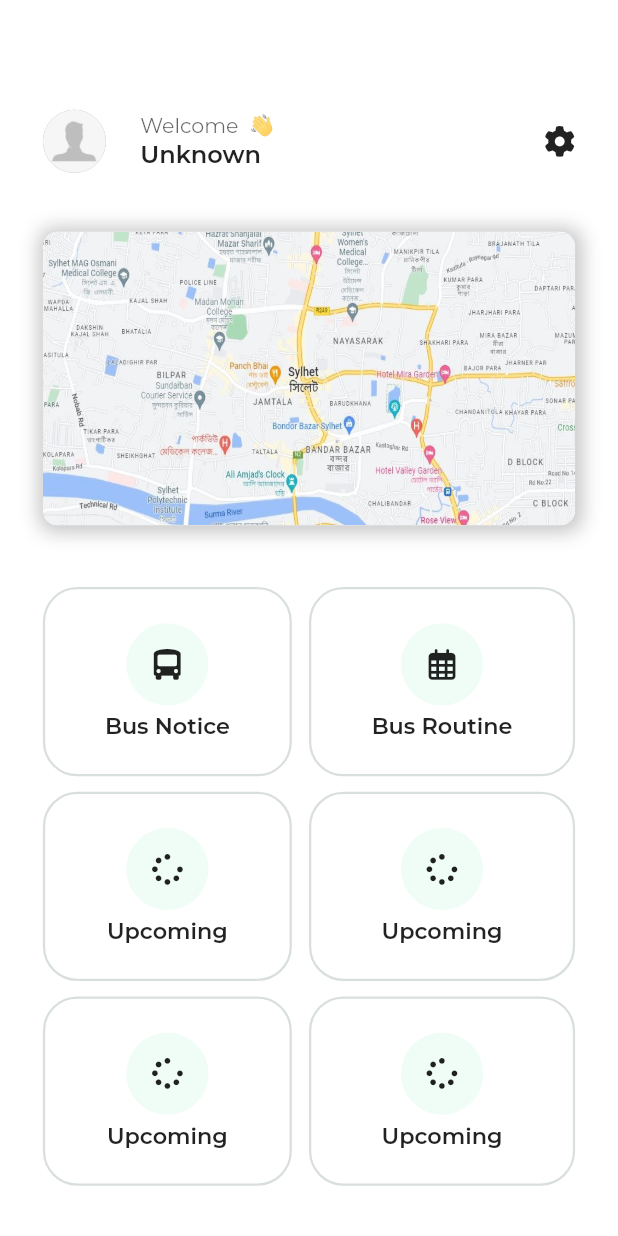
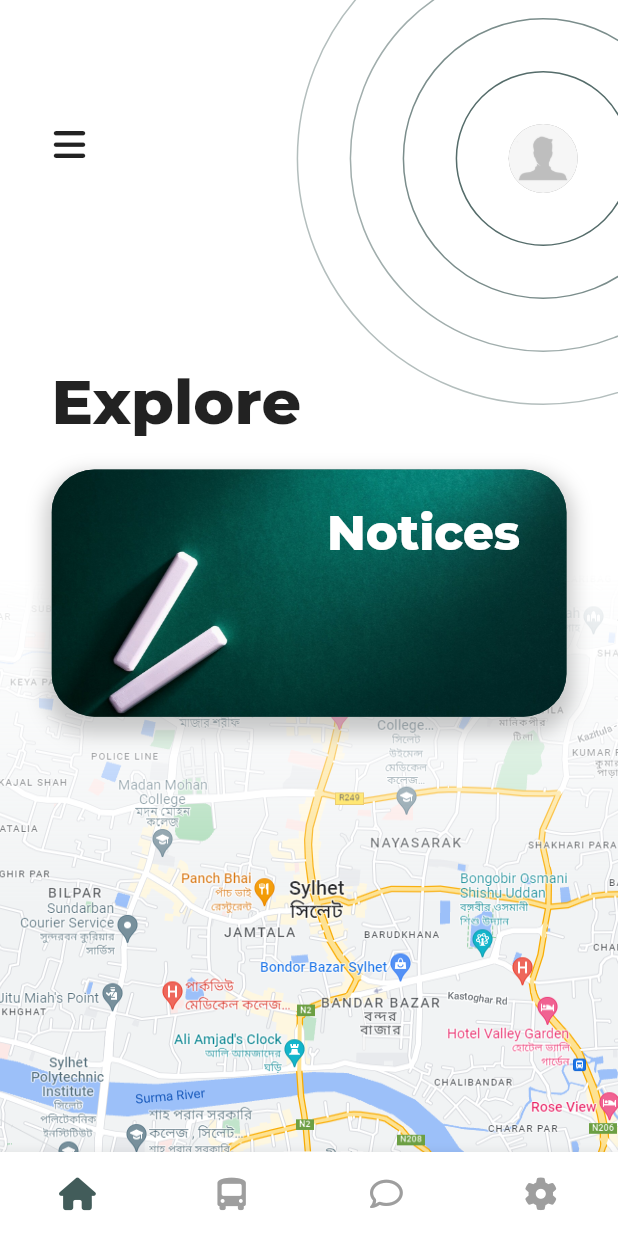
Before and after one commit to Sajid-ikram/LU-Bird, a Flutter app: the screen it shows once a user with an empty profile is signed in, on a phone screen of 412 x 824 dp. Run offline on Flutter 3.47's test engine with Material 2 defaults, Android fonts, the phone set to English and light mode, and no system bars; drawn by our look-alikes of animated_bottom_navigation_bar; our stand-ins replace cloud_firestore, firebase_auth, firebase_core, flutter_screenutil, flutter_spinkit, font_awesome_flutter and 4 more; accounts and stored records are empty.

Commit message:
design update

```diff
--- a/lib/view/home/custom_map.dart
+++ b/lib/view/home/custom_map.dart
@@ -6,9 +6,9 @@ import 'package:google_maps_flutter/google_maps_flutter.dart';
 import '../public_widgets/custom_loading.dart';
 
 class CustomMap extends StatefulWidget {
-  final String userId;
 
-  const CustomMap(this.userId, {Key? key}) : super(key: key);
+
+  const CustomMap({Key? key}) : super(key: key);
 
   @override
   State<CustomMap> createState() => _CustomMapState();
@@ -17,8 +17,6 @@ class CustomMap extends StatefulWidget {
 class _CustomMapState extends State<CustomMap> {
   final loc.Location location = loc.Location();
 
-  //late GoogleMapController _controller;
-  //bool _added = false;
 
   @override
   Widget build(BuildContext context) {
@@ -26,9 +24,7 @@ class _CustomMapState extends State<CustomMap> {
       body: StreamBuilder<QuerySnapshot>(
         stream: FirebaseFirestore.instance.collection("location").snapshots(),
         builder: (context, snapshot) {
-          /*if (_added) {
-            changeMyMap(snapshot);
-          }*/
+
 
           if (snapshot.hasError) {
             return const Center(child: Text("Something went wrong"));
@@ -62,15 +58,9 @@ class _CustomMapState extends State<CustomMap> {
                     );
                   },
                 ),
+
               ),
-              /*onMapCreated: (GoogleMapController controller) async {
-                if (!_added) {
-                  setState(() {
-                    _controller = controller;
-                    _added = true;
-                  });
-                }
-              },*/
+
             );
           }
         },
--- a/lib/view/home/home.dart
+++ b/lib/view/home/home.dart
@@ -1,9 +1,13 @@
+import 'package:animated_bottom_navigation_bar/animated_bottom_navigation_bar.dart';
 import 'package:font_awesome_flutter/font_awesome_flutter.dart';
-import 'package:lu_bird/view/home/widgets/home_map.dart';
+import 'package:lu_bird/providers/profile_provider.dart';
+import 'package:lu_bird/view/home/widgets/home_explore.dart';
 import 'package:lu_bird/view/home/widgets/home_profile.dart';
 import 'package:flutter/cupertino.dart';
 import 'package:flutter/material.dart';
 import 'package:flutter_screenutil/flutter_screenutil.dart';
+import 'package:lu_bird/view/public_widgets/app_colors.dart';
+import 'package:provider/provider.dart';
 
 import 'custom_map.dart';
 
@@ -15,93 +19,66 @@ class Home extends StatefulWidget {
 }
 
 class _HomeState extends State<Home> {
+  int _bottomNavIndex = 0;
 
   List<IconData> icons = [
+    FontAwesomeIcons.house,
     FontAwesomeIcons.busSimple,
-    FontAwesomeIcons.calendarDays,
-    FontAwesomeIcons.spinner,
-    FontAwesomeIcons.spinner,
-    FontAwesomeIcons.spinner,
-    FontAwesomeIcons.spinner,
-
-  ];
-
-  List<String> names = [
-    "Bus Notice",
-    "Bus Routine",
-    "Upcoming",
-    "Upcoming",
-    "Upcoming",
-    "Upcoming",
+    FontAwesomeIcons.comment,
+    FontAwesomeIcons.gear,
   ];
 
   @override
   Widget build(BuildContext context) {
+    var pro = Provider.of<ProfileProvider>(context, listen: false);
     return Scaffold(
-
-      body: Column(
+      resizeToAvoidBottomInset: true,
+      extendBody: true,
+      body: Stack(
         children: [
-          SizedBox(
-            height: 150.h,
-            child: homeUserInfo(context),
-          ),
-          GestureDetector(
-            onTap: () {
-              Navigator.of(context).push(MaterialPageRoute(
-                  builder: (context) => const CustomMap("user1")));
-            },
-            child: homeMap(),
-          ),
-          Expanded(
-            child: Padding(
-              padding: EdgeInsets.symmetric(horizontal: 25.w),
-              child: GridView.builder(
-                padding: EdgeInsets.only(top: 15.h),
-                gridDelegate: const SliverGridDelegateWithFixedCrossAxisCount(
-                    crossAxisCount: 2, childAspectRatio: 1.3),
-                itemCount: 6,
-                physics: const BouncingScrollPhysics(),
-                itemBuilder: (BuildContext context, int index) {
-                  return Container(
-                    margin: EdgeInsets.only(
-                      right: index % 2 == 0 ? 10.w : 0,
-                      bottom: 10.h,
-                    ),
-                    decoration: BoxDecoration(
-                        border: Border.all(
-                          width: 1.5,
-                          color:
-                              Theme.of(context).primaryColor.withOpacity(0.2),
-                        ),
-                        color: Colors.white,
-                        borderRadius: BorderRadius.circular(20.sp)),
-                    child: Center(
-                      child: Column(
-                        mainAxisAlignment: MainAxisAlignment.center,
-                        children: [
-                          Container(
-                            padding: EdgeInsets.all(15.sp),
-                            decoration: BoxDecoration(
-                              borderRadius: BorderRadius.circular(50.sp),
-                              color: Colors.greenAccent.withOpacity(0.1),
-                            ),
-                            child:  Icon(icons[index],size: 18.sp,),
-                          ),
-                          SizedBox(height: 5.h),
-                          Text(
-                            names[index],
-                            style: TextStyle(
-                                fontSize: 13.sp, fontWeight: FontWeight.w600),
-                          )
-                        ],
-                      ),
-                    ),
-                  );
+          Positioned(
+            bottom: 0,
+            child: GestureDetector(
+              onTap: () {
+                Navigator.of(context).push(
+                    MaterialPageRoute(builder: (context) => const CustomMap()));
+              },
+              child: ShaderMask(
+                shaderCallback: (rect) {
+                  return const LinearGradient(
+                    begin: Alignment.center,
+                    end: Alignment.topCenter,
+                    colors: [Colors.black, Colors.transparent],
+                  ).createShader(Rect.fromLTRB(0, 0, rect.width, rect.height));
                 },
+                blendMode: BlendMode.dstIn,
+                child: SizedBox(
+                  height: 430.h,
+                  width: 360.w,
+                  child: Image.asset(
+                    "assets/map.png",
+                    fit: BoxFit.fill,
+                  ),
+                ),
               ),
             ),
-          )
+          ),
+          buildExplore(),
+          buildHomeProfile(pro),
         ],
+      ),
+      bottomNavigationBar: AnimatedBottomNavigationBar(
+        icons: icons,
+        notchSmoothness: NotchSmoothness.softEdge,
+        activeIndex: _bottomNavIndex,
+        gapLocation: GapLocation.none,
+        iconSize: 19.sp,
+        inactiveColor: Colors.grey,
+        activeColor: primaryColor,
+        leftCornerRadius: 40.sp,
+        rightCornerRadius: 40.sp,
+        onTap: (index) => setState(() => _bottomNavIndex = index),
+        //other params
       ),
     );
   }
--- /dev/null
+++ b/lib/view/home/widgets/home_explore.dart
@@ -0,0 +1,76 @@
+import 'package:flutter/cupertino.dart';
+import 'package:flutter/material.dart';
+import 'package:flutter_screenutil/flutter_screenutil.dart';
+import 'package:font_awesome_flutter/font_awesome_flutter.dart';
+import 'package:lu_bird/view/public_widgets/app_colors.dart';
+
+Padding buildExplore() {
+  return Padding(
+    padding: EdgeInsets.symmetric(horizontal: 30.w),
+    child: Column(
+      children: [
+        SizedBox(height: 70.h),
+        Row(
+          crossAxisAlignment: CrossAxisAlignment.start,
+          children: [
+            Column(
+              crossAxisAlignment: CrossAxisAlignment.start,
+              children: [
+                Padding(
+                  padding: EdgeInsets.only(top: 12.h),
+                  child: const Icon(FontAwesomeIcons.bars),
+                ),
+                SizedBox(height: 130.h),
+                Text(
+                  "Explore",
+                  style:
+                      TextStyle(fontSize: 36.sp, fontWeight: FontWeight.w800),
+                )
+              ],
+            ),
+            const Spacer(),
+          ],
+        ),
+        Container(
+          margin: EdgeInsets.only(top: 20.h),
+          height: 160.h,
+          width: double.infinity,
+          decoration: BoxDecoration(
+            color: primaryColor,
+            borderRadius: BorderRadius.circular(25.sp),
+            image: const DecorationImage(
+              fit: BoxFit.cover,
+              image: AssetImage(
+                "assets/notice.jpg",
+              ),
+            ),
+            boxShadow: [
+              BoxShadow(
+                  color: Colors.black.withOpacity(0.2),
+                  blurRadius: 10,
+                  spreadRadius: 4,
+                  offset: const Offset(0, 7))
+            ],
+          ),
+          child: Row(
+            crossAxisAlignment: CrossAxisAlignment.start,
+            mainAxisAlignment: MainAxisAlignment.end,
+            children: [
+              Padding(
+                padding:  EdgeInsets.symmetric(horizontal: 30.h,vertical: 20.sp),
+                child: Text(
+                  "Notices",
+                  style: TextStyle(
+                    color: Colors.white,
+                    fontSize: 28.sp,
+                    fontWeight: FontWeight.w800
+                  ),
+                ),
+              ),
+            ],
+          ),
+        ),
+      ],
+    ),
+  );
+}
--- a/lib/view/home/widgets/home_map.dart
+++ /dev/null
@@ -1,27 +0,0 @@
-import 'package:flutter/cupertino.dart';
-import 'package:flutter/material.dart';
-import 'package:flutter_screenutil/flutter_screenutil.dart';
-
-Container homeMap() {
-  return Container(
-    height: 190.h,
-    width: double.infinity,
-    margin: EdgeInsets.fromLTRB(25.w, 0, 25.w, 25.h),
-    decoration: BoxDecoration(
-        color: Colors.white,
-        borderRadius: BorderRadius.circular(10),
-        boxShadow: [
-          BoxShadow(
-              color: Colors.black.withOpacity(0.23),
-              offset: Offset(1, 1),
-              spreadRadius: 3,
-              blurRadius: 10)
-        ]),
-    child: ClipRRect(
-      borderRadius: BorderRadius.circular(10),
-        child: Image.asset(
-      "assets/map.JPG",
-      fit: BoxFit.fill,
-    )),
-  );
-}
--- a/lib/view/home/widgets/home_profile.dart
+++ b/lib/view/home/widgets/home_profile.dart
@@ -1,33 +1,50 @@
 import 'package:flutter/cupertino.dart';
 import 'package:flutter/material.dart';
 import 'package:flutter_screenutil/flutter_screenutil.dart';
-import 'package:font_awesome_flutter/font_awesome_flutter.dart';
-import 'package:provider/provider.dart';
+import 'package:lu_bird/view/public_widgets/app_colors.dart';
 
 import '../../../providers/profile_provider.dart';
 
-Padding homeUserInfo(BuildContext context) {
-  return Padding(
-    padding: EdgeInsets.fromLTRB(25.w, 43.h, 25.w, 10.h),
-    child: Consumer<ProfileProvider>(
-      builder: (context, provider, child) {
-        return Row(
-          children: [
-            provider.profileUrl != ""
+Positioned buildHomeProfile(ProfileProvider pro) {
+  return Positioned(
+    top: -57.h,
+    right: -100.w,
+    child: Container(
+      padding: EdgeInsets.all(30.sp),
+      decoration: buildBoxDecoration(0.4),
+      child: Container(
+        padding: EdgeInsets.all(30.sp),
+        decoration: buildBoxDecoration(0.5),
+        child: Container(
+          padding: EdgeInsets.all(30.sp),
+          decoration: buildBoxDecoration(0.7),
+          child: Container(
+            padding: EdgeInsets.all(30.sp),
+            decoration: buildBoxDecoration(0.9),
+            child: giveImage(pro.profileUrl),
+          ),
+        ),
+      ),
+    ),
+  );
+}
+
+BoxDecoration buildBoxDecoration(double value) {
+  return BoxDecoration(
+    border: Border.all(color: primaryColor.withOpacity(value)),
+    shape: BoxShape.circle,
+  );
+}
+
+giveImage(String text) {
+  return text != ""
       ? GestureDetector(
-                    onTap: () {
-                      /*Navigator.push(
-                  context,
-                  MaterialPageRoute(builder: (context) {
-                    return ;
-                  }),
-                );*/
-                    },
+          onTap: () {},
           child: CircleAvatar(
             backgroundColor: Colors.grey,
-                      radius: 21,
+            radius: 23,
             backgroundImage: NetworkImage(
-                        provider.profileUrl,
+              text,
             ),
           ),
         )
@@ -35,44 +52,8 @@ Padding homeUserInfo(BuildContext context) {
           onTap: () {},
           child: const CircleAvatar(
             backgroundColor: Colors.grey,
-                      radius: 21,
+            radius: 23,
             backgroundImage: AssetImage("assets/profile.jpg"),
-                    ),
-                  ),
-            Padding(
-              padding: EdgeInsets.only(left: 20.sp),
-              child: Column(
-                mainAxisAlignment: MainAxisAlignment.center,
-                crossAxisAlignment: CrossAxisAlignment.start,
-                children: [
-                  Text(
-                    "Welcome  👋",
-                    style: TextStyle(
-                        fontSize: 12.sp, color: Colors.black.withOpacity(0.6)),
-                  ),
-                  Text(
-                    provider.profileName.isEmpty
-                        ? "Unknown"
-                        : provider.profileName,
-                    style:
-                        TextStyle(fontSize: 14.sp, fontWeight: FontWeight.w600),
-                  )
-                ],
-              ),
-            ),
-            const Spacer(),
-            InkWell(
-              onTap: (){
-                Navigator.of(context).pushNamed("GPSSetting");
-              },
-              child: Icon(
-                FontAwesomeIcons.gear,
-                size: 18.sp,
-              ),
-            )
-          ],
-        );
-      },
           ),
         );
 }
--- a/pubspec.yaml
+++ b/pubspec.yaml
@@ -42,6 +42,7 @@ dependencies:
   google_maps_flutter: ^2.1.10
   location: ^4.4.0
   permission_handler: ^10.0.0
+  animated_bottom_navigation_bar: ^1.0.1
 
 
   # The following adds the Cupertino Icons font to your application.
```
Also changed, not shown: assets/map.JPG, assets/map.png (added), assets/notice.jpg (added), pubspec.lock. Lines whose indentation alone changed are shown as unchanged.
